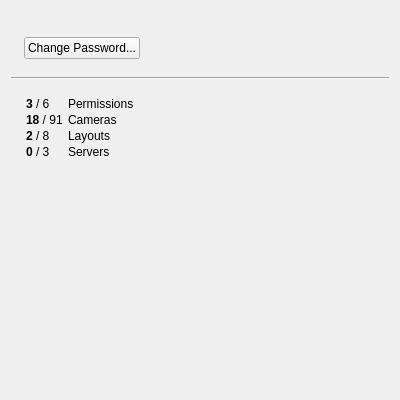
Before: the Qt Designer form client/libclient/src/ui/widgets/properties/user_profile_widget.ui in networkoptix/nx_open, drawn with Qt 5.
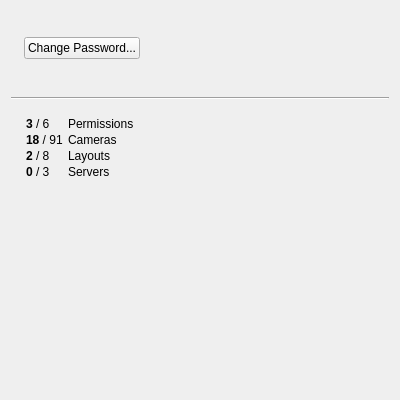
After: the same form once the commit is applied. Custom widgets are drawn as their Qt base class.

Commit message:
VMS-3336 - Add "Manage Account" link to the "User Settings" window for logged in cloud user.
<==== Mercurial data ====>
Branch: dev_3.0.0_gui

```diff
--- a/client/libclient/src/ui/widgets/properties/user_profile_widget.ui
+++ b/client/libclient/src/ui/widgets/properties/user_profile_widget.ui
@@ -67,6 +67,16 @@
      </layout>
     </widget>
    </item>
+   <item>
+    <widget class="QLabel" name="manageAccountLabel">
+     <property name="text">
+      <string notr="true">&lt;Manage Account...&gt;</string>
+     </property>
+     <property name="openExternalLinks">
+      <bool>true</bool>
+     </property>
+    </widget>
+   </item>
    <item>
     <widget class="Line" name="line">
      <property name="minimumSize">
```
The commit also changes 1 other file.
